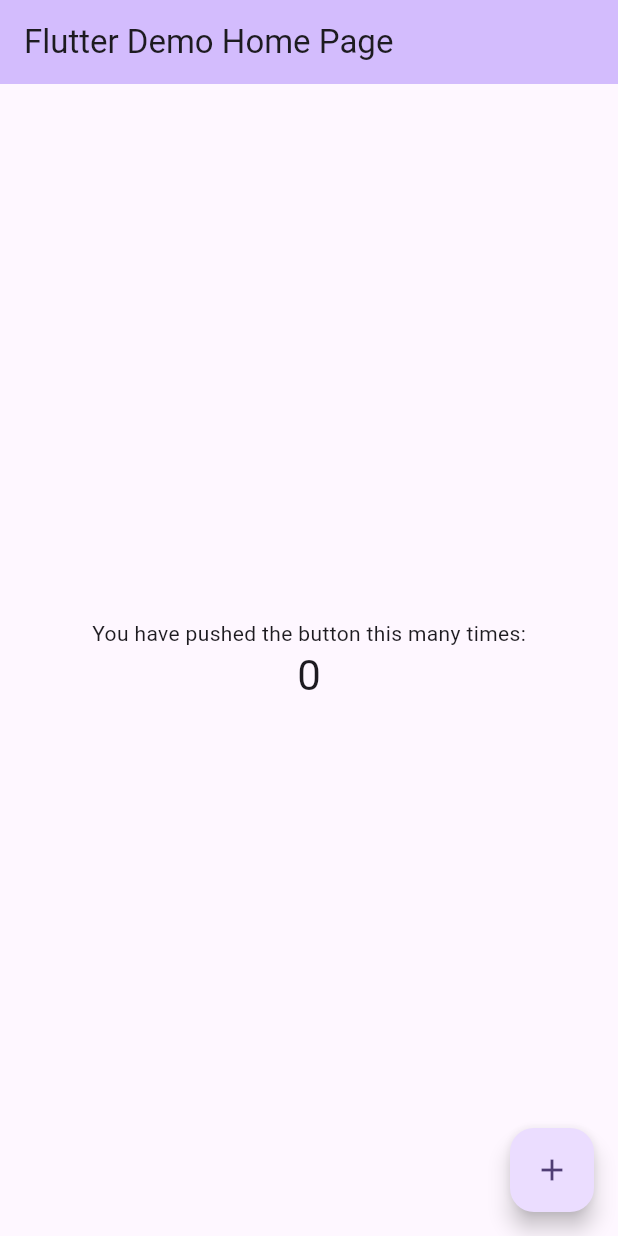
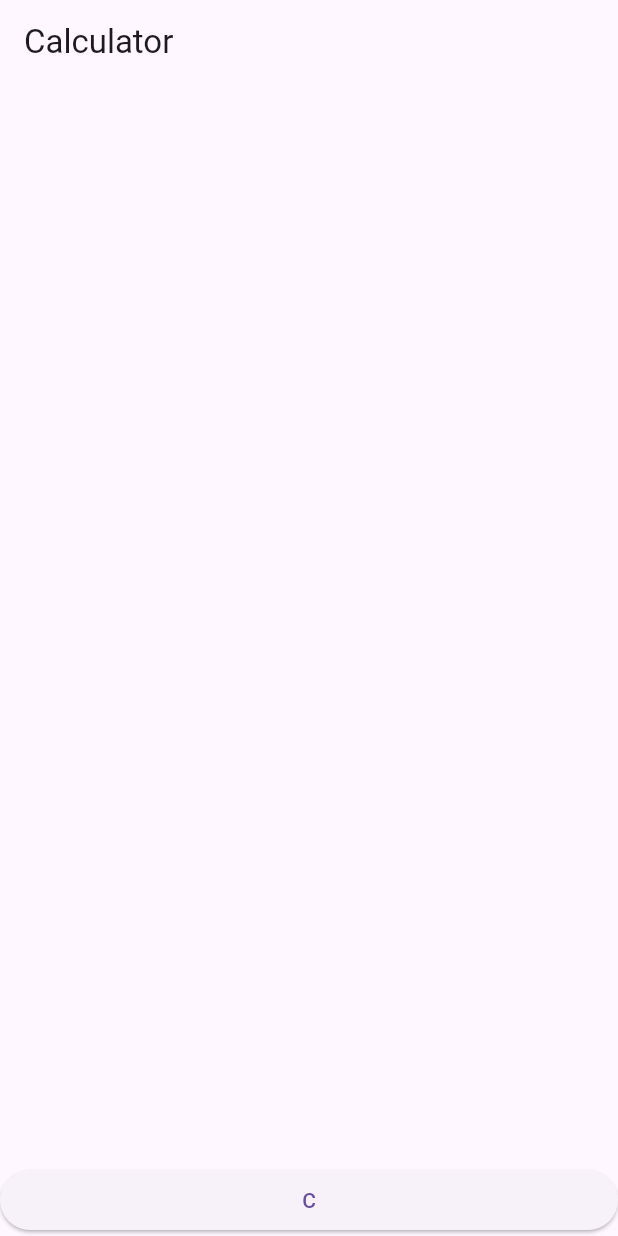
Before and after one commit to Shawnm-cyber/simplecalc_app, a Flutter app: the screen it shows after launch, on a phone screen of 412 x 824 dp. Run offline on Flutter 3.47's test engine with Material 3 defaults, Android fonts, the phone set to English and light mode, and no system bars.

Commit message:
Created a basic UI layout with display and buttons

```diff
--- a/lib/main.dart
+++ b/lib/main.dart
@@ -1,125 +1,67 @@
 import 'package:flutter/material.dart';
 
 void main() {
-  runApp(const MyApp());
+  runApp(SimpleCalculator());
 }
 
-class MyApp extends StatelessWidget {
-  const MyApp({super.key});
+class SimpleCalculator extends StatelessWidget {
 
   // This widget is the root of your application.
   @override
   Widget build(BuildContext context) {
     return MaterialApp(
-      title: 'Flutter Demo',
-      theme: ThemeData(
-        // This is the theme of your application.
-        //
-        // TRY THIS: Try running your application with "flutter run". You'll see
-        // the application has a purple toolbar. Then, without quitting the app,
-        // try changing the seedColor in the colorScheme below to Colors.green
-        // and then invoke "hot reload" (save your changes or press the "hot
-        // reload" button in a Flutter-supported IDE, or press "r" if you used
-        // the command line to start the app).
-        //
-        // Notice that the counter didn't reset back to zero; the application
-        // state is not lost during the reload. To reset the state, use hot
-        // restart instead.
-        //
-        // This works for code too, not just values: Most code changes can be
-        // tested with just a hot reload.
-        colorScheme: ColorScheme.fromSeed(seedColor: Colors.deepPurple),
-        useMaterial3: true,
-      ),
-      home: const MyHomePage(title: 'Flutter Demo Home Page'),
+      debugShowCheckedModeBanner: false,
+      home: CalculatorScreen(),
     );
   }
 }
 
-class MyHomePage extends StatefulWidget {
-  const MyHomePage({super.key, required this.title});
-
-  // This widget is the home page of your application. It is stateful, meaning
-  // that it has a State object (defined below) that contains fields that affect
-  // how it looks.
-
-  // This class is the configuration for the state. It holds the values (in this
-  // case the title) provided by the parent (in this case the App widget) and
-  // used by the build method of the State. Fields in a Widget subclass are
-  // always marked "final".
-
-  final String title;
-
+class CalculatorScreen extends StatefulWidget {
   @override
-  State<MyHomePage> createState() => _MyHomePageState();
+  _CalculatorScreenState createState() => _CalculatorScreenState();
 }
 
-class _MyHomePageState extends State<MyHomePage> {
-  int _counter = 0;
+  class _CalculatorScreenState extends State<CalculatorScreen> {
+  String input = "";
+  String output = "";
 
-  void _incrementCounter() {
+
+
+
+void onButtonPressed(String value) {
     setState(() {
-      // This call to setState tells the Flutter framework that something has
-      // changed in this State, which causes it to rerun the build method below
-      // so that the display can reflect the updated values. If we changed
-      // _counter without calling setState(), then the build method would not be
-      // called again, and so nothing would appear to happen.
-      _counter++;
+      input += value;
+    });
+  }
+
+  void clear() {
+    setState(() {
+      input = "";
+      output = "";
     });
   }
 
   @override
   Widget build(BuildContext context) {
-    // This method is rerun every time setState is called, for instance as done
-    // by the _incrementCounter method above.
-    //
-    // The Flutter framework has been optimized to make rerunning build methods
-    // fast, so that you can just rebuild anything that needs updating rather
-    // than having to individually change instances of widgets.
     return Scaffold(
-      appBar: AppBar(
-        // TRY THIS: Try changing the color here to a specific color (to
-        // Colors.amber, perhaps?) and trigger a hot reload to see the AppBar
-        // change color while the other colors stay the same.
-        backgroundColor: Theme.of(context).colorScheme.inversePrimary,
-        // Here we take the value from the MyHomePage object that was created by
-        // the App.build method, and use it to set our appbar title.
-        title: Text(widget.title),
+      appBar: AppBar(title: Text("Calculator")),
+      body: Column(
+        mainAxisAlignment: MainAxisAlignment.end,
+        children: [
+          Expanded(
+            child: Container(
+              alignment: Alignment.bottomRight,
+              padding: EdgeInsets.all(20),
+              child: Text(input, style: TextStyle(fontSize: 30)),
+            ),
+          ),
+          Row(
+            children: [
+              Expanded(child: ElevatedButton(onPressed: clear, child: Text("C"))),
+            ],
+          ),
+        ],
       ),
-      body: Center(
-        // Center is a layout widget. It takes a single child and positions it
-        // in the middle of the parent.
-        child: Column(
-          // Column is also a layout widget. It takes a list of children and
-          // arranges them vertically. By default, it sizes itself to fit its
-          // children horizontally, and tries to be as tall as its parent.
-          //
-          // Column has various properties to control how it sizes itself and
-          // how it positions its children. Here we use mainAxisAlignment to
-          // center the children vertically; the main axis here is the vertical
-          // axis because Columns are vertical (the cross axis would be
-          // horizontal).
-          //
-          // TRY THIS: Invoke "debug painting" (choose the "Toggle Debug Paint"
-          // action in the IDE, or press "p" in the console), to see the
-          // wireframe for each widget.
-          mainAxisAlignment: MainAxisAlignment.center,
-          children: <Widget>[
-            const Text(
-              'You have pushed the button this many times:',
-            ),
-            Text(
-              '$_counter',
-              style: Theme.of(context).textTheme.headlineMedium,
-            ),
-          ],
-        ),
-      ),
-      floatingActionButton: FloatingActionButton(
-        onPressed: _incrementCounter,
-        tooltip: 'Increment',
-        child: const Icon(Icons.add),
-      ), // This trailing comma makes auto-formatting nicer for build methods.
     );
   }
 }
```
